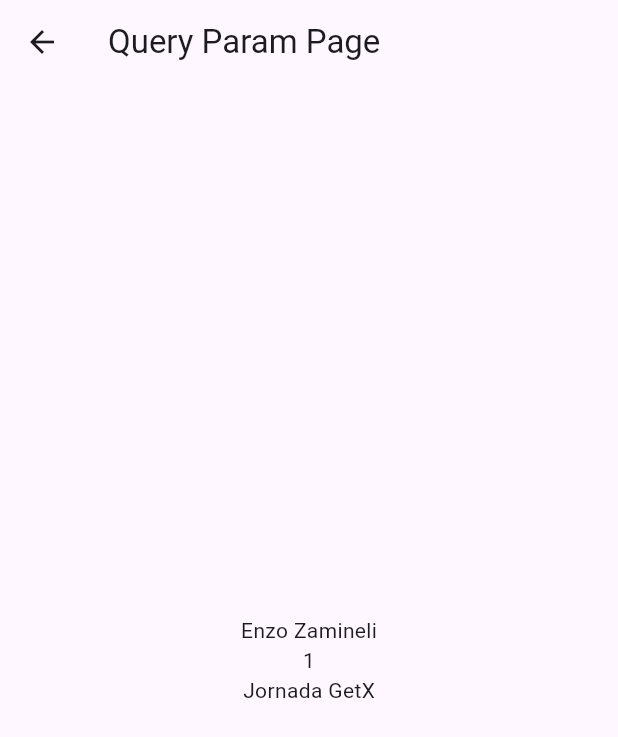
After one commit to enzozami/flutter-getx-named-routes-study, a Flutter app: the EnvioParamsHomePage screen opened by its route, after a tap on "Query Param (Parametros)", on a phone screen of 412 x 824 dp. The commit adds this screen. Shown: the top 737 px of the screen. Run offline on Flutter 3.47's test engine with Material 3 defaults, Android fonts, the phone set to English and light mode, and no system bars; our stand-ins replace get.

Commit message:
feat: passando parametros

```diff
--- a/lib/main.dart
+++ b/lib/main.dart
@@ -1,5 +1,9 @@
 import 'package:flutter/material.dart';
 import 'package:get/get_navigation/get_navigation.dart';
+import 'package:get_named_route/pages/envio_params/arguments_param_page.dart';
+import 'package:get_named_route/pages/envio_params/envio_params_home_page.dart';
+import 'package:get_named_route/pages/envio_params/path_param_page.dart';
+import 'package:get_named_route/pages/envio_params/query_param_page.dart';
 import 'package:get_named_route/pages/home_page.dart';
 import 'package:get_named_route/pages/inicial/inicial_page1.dart';
 import 'package:get_named_route/pages/rota_nao_encontrada/rota_nao_encontrada_page.dart';
@@ -22,6 +26,15 @@ class MyApp extends StatelessWidget {
       getPages: [
         GetPage(name: '/home', page: () => HomePage()),
         GetPage(name: '/inicial/page1', page: () => InicialPage1()),
+        GetPage(
+          name: '/envioParam',
+          page: () => EnvioParamsHomePage(),
+          children: [
+            GetPage(name: '/arguments', page: () => ArgumentsParamPage()),
+            GetPage(name: '/pathParam/:nome/jornadaGetX', page: () => PathParamPage()),
+            GetPage(name: '/queryParam', page: () => QueryParamPage()),
+          ],
+        )
       ],
     );
   }
--- /dev/null
+++ b/lib/pages/envio_params/envio_params_home_page.dart
@@ -0,0 +1,58 @@
+import 'package:flutter/material.dart';
+import 'package:get/get_core/get_core.dart';
+import 'package:get/get_navigation/get_navigation.dart';
+
+class EnvioParamsHomePage extends StatelessWidget {
+  const EnvioParamsHomePage({super.key});
+
+  @override
+  Widget build(BuildContext context) {
+    return Scaffold(
+        appBar: AppBar(
+          title: const Text('Envio de Params'),
+        ),
+        body: Center(
+          child: Column(
+            mainAxisAlignment: MainAxisAlignment.center,
+            children: [
+              ElevatedButton(
+                  onPressed: () {
+                    Get.toNamed(
+                      '/envioParam/arguments',
+                      arguments: {
+                        'name': 'Enzo Zamineli',
+                        'curso': 'ADF - GetX',
+                      },
+                    );
+                  },
+                  child: Text('Arguments')),
+              ElevatedButton(
+                  onPressed: () {
+                    final param = Uri.encodeFull('Enzo Zamineli');
+                    Get.toNamed('/envioParam/pathParam/$param/jornadaGetX');
+                  },
+                  child: Text('Path Param')),
+              ElevatedButton(
+                onPressed: () {
+                  Get.toNamed('/envioParam/queryParam?nome=Enzo Zamineli&id=1&curso=jornada GetX');
+                },
+                child: Text('Query Param'),
+              ),
+              ElevatedButton(
+                onPressed: () {
+                  Get.toNamed(
+                    '/envioParam/queryParam',
+                    parameters: {
+                      'nome': 'Enzo Zamineli',
+                      'id': '1',
+                      'curso': 'Jornada GetX',
+                    },
+                  );
+                },
+                child: Text('Query Param (Parametros)'),
+              ),
+            ],
+          ),
+        ));
+  }
+}
--- /dev/null
+++ b/lib/pages/envio_params/query_param_page.dart
@@ -0,0 +1,26 @@
+import 'package:flutter/material.dart';
+import 'package:get/get_navigation/src/extension_navigation.dart';
+import 'package:get/instance_manager.dart';
+
+class QueryParamPage extends StatelessWidget {
+  const QueryParamPage({super.key});
+
+  @override
+  Widget build(BuildContext context) {
+    return Scaffold(
+      appBar: AppBar(
+        title: const Text('Query Param Page'),
+      ),
+      body: Center(
+        child: Column(
+          mainAxisAlignment: MainAxisAlignment.center,
+          children: [
+            Text(Get.parameters['nome'] ?? ''),
+            Text(Get.parameters['id'] ?? ''),
+            Text(Get.parameters['curso'] ?? ''),
+          ],
+        ),
+      ),
+    );
+  }
+}
```
Also changed, not shown: lib/pages/envio_params/arguments_param_page.dart (added, +25 -0 lines), lib/pages/envio_params/path_param_page.dart (added, +23 -0 lines), lib/pages/home_page.dart (+6 -1 lines).
